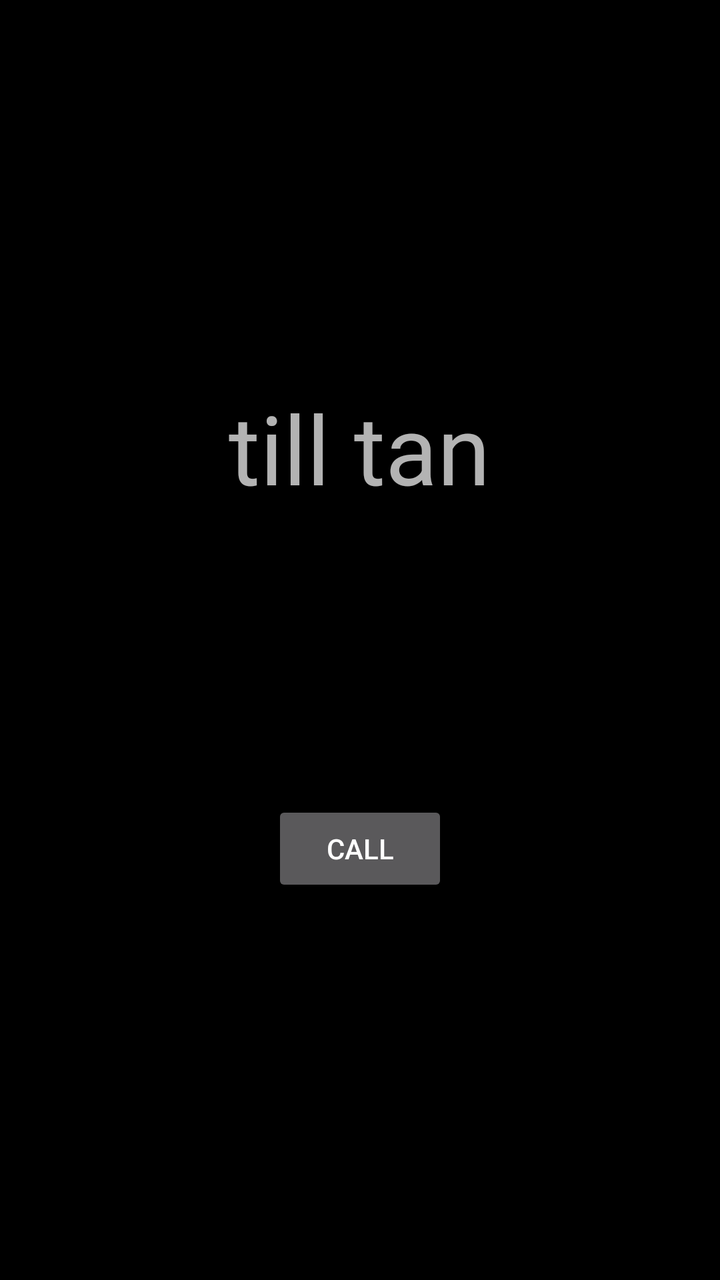
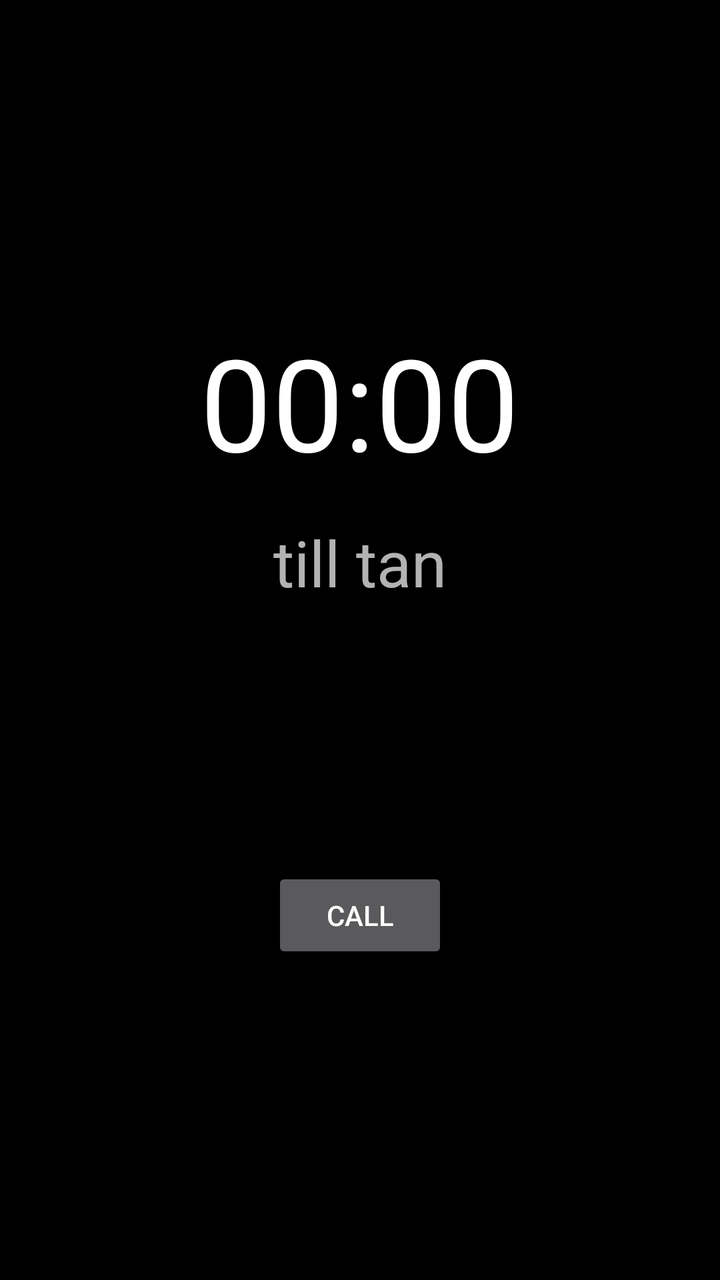

The first picture is an Android layout as it rendered before a commit; the second is the same layout after the commit. The layout source and the unified diff follow.
<!-- AndroidManifest.xml: application theme Theme.Tilltan -->
<!-- res/layout/lock.xml -->
<?xml version="1.0" encoding="utf-8"?>
<LinearLayout xmlns:android="http://schemas.android.com/apk/res/android"
    android:layout_width="match_parent"
    android:layout_height="match_parent"
    android:orientation="vertical"
    android:gravity="center"
    android:padding="32dp">

    <TextView
        android:text="@string/till_tan"
        android:textSize="48sp"
        android:layout_width="wrap_content"
        android:layout_height="wrap_content" />

    <TextView
        android:id="@+id/left"
        android:textSize="24sp"
        android:layout_marginTop="16dp"
        android:layout_width="wrap_content"
        android:layout_height="wrap_content" />

    <Button
        android:id="@+id/call"
        android:text="@string/call"
        android:layout_marginTop="96dp"
        android:layout_width="wrap_content"
        android:layout_height="wrap_content" />
</LinearLayout>
<!-- resources referenced by this layout -->
<resources>
  <string name="call">Call</string>
  <string name="till_tan">till tan</string>
  <style name="Theme.Tilltan" parent="android:Theme.Material.NoActionBar">
          <item name="android:windowBackground">@android:color/black</item>
      </style>
</resources>

<!-- the commit's change to res/layout/lock.xml (unified diff, before → after) -->
@@ -6,16 +6,24 @@
     android:gravity="center"
     android:padding="32dp">
 
-    <TextView
-        android:text="@string/till_tan"
-        android:textSize="48sp"
+    <TextClock
+        android:format24Hour="HH:mm"
+        android:format12Hour="HH:mm"
+        android:textSize="64sp"
         android:layout_width="wrap_content"
         android:layout_height="wrap_content" />
 
     <TextView
-        android:id="@+id/left"
-        android:textSize="24sp"
+        android:text="@string/till_tan"
+        android:textSize="32sp"
         android:layout_marginTop="16dp"
+        android:layout_width="wrap_content"
+        android:layout_height="wrap_content" />
+
+    <TextView
+        android:id="@+id/until"
+        android:textSize="20sp"
+        android:layout_marginTop="8dp"
         android:layout_width="wrap_content"
         android:layout_height="wrap_content" />
 
